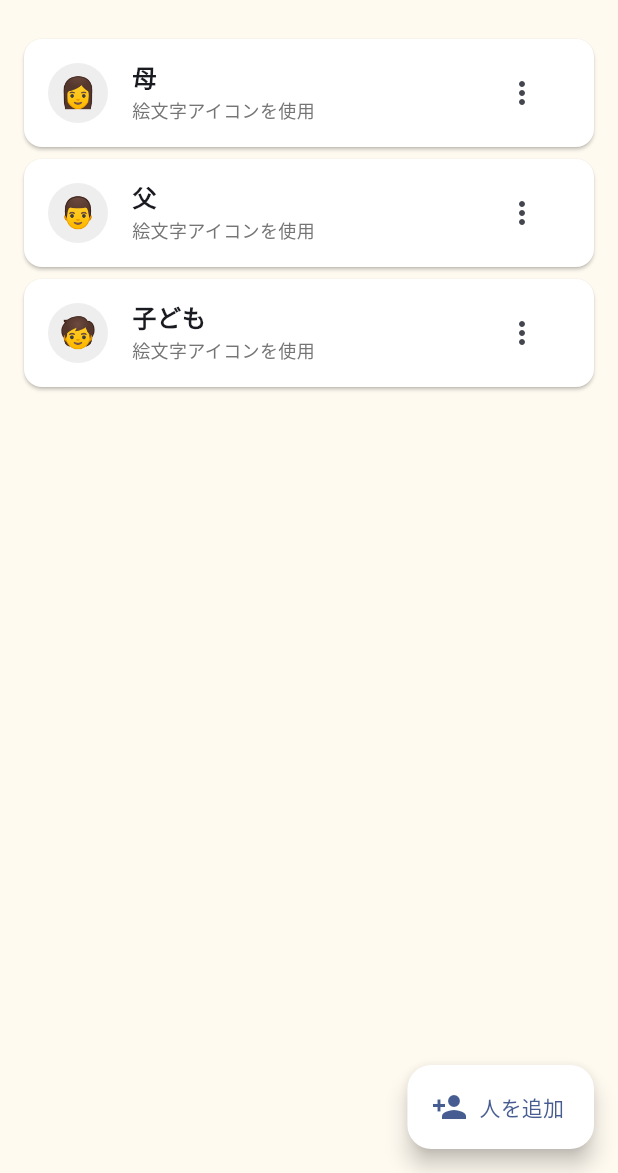
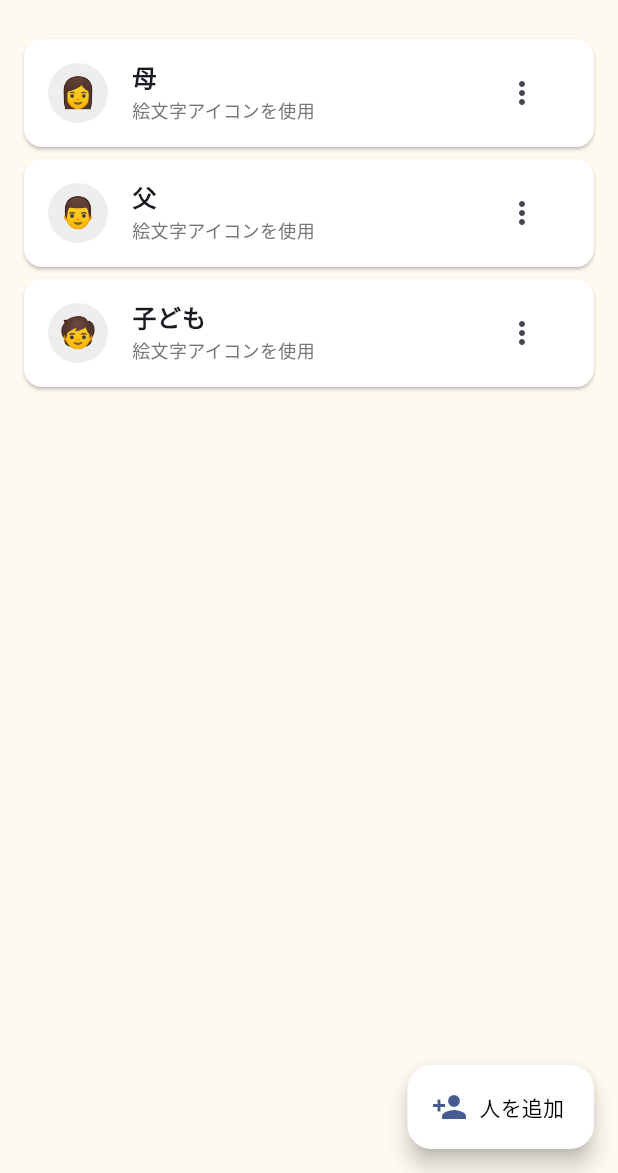
Before and after one commit to N-plus/PaymentCalendar, a Flutter app: the _PersonManagementScreen screen opened directly, on a phone screen of 412 x 824 dp, the part 63-1236 px from its top. Run offline on Flutter 3.47's test engine with Material 3 defaults, Android fonts, the phone set to English and light mode, and no system bars; our stand-ins replace flutter_local_notifications, flutter_riverpod, image_picker, timezone.

Commit message:
Change add person button label color to black

```diff
--- a/lib/screens/settings/settings_screen.dart
+++ b/lib/screens/settings/settings_screen.dart
@@ -451,7 +451,10 @@ class _PersonManagementScreenState
       floatingActionButton: FloatingActionButton.extended(
         onPressed: _addPerson,
         icon: const Icon(Icons.person_add),
-        label: const Text('人を追加'),
+        label: const Text(
+          '人を追加',
+          style: TextStyle(color: Colors.black),
+        ),
         backgroundColor: Colors.white,
         foregroundColor: Theme.of(context).colorScheme.primary,
       ),
```
